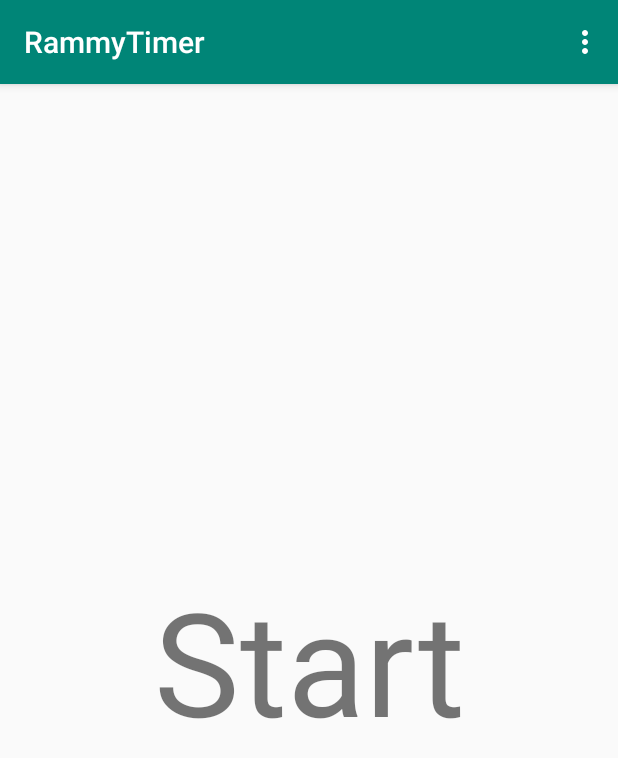
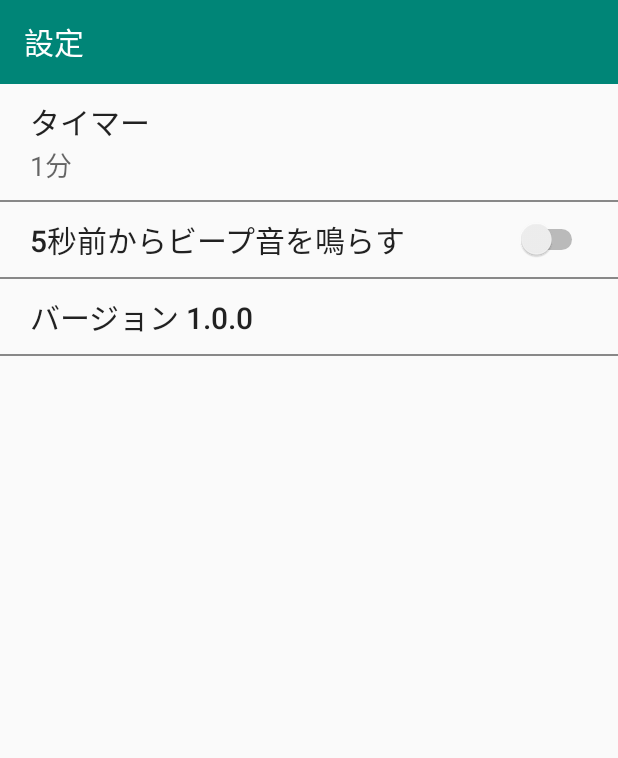
Before and after one commit to keigo-amai/RummiTimer, an Android app: the screen it shows after launch (MainActivity before the commit, SettingActivity after it), in the options menu, after a tap on "Settings", on a phone screen of 412 x 824 dp. Shown: the top 758 px of the screen. Run offline under Robolectric (Android 15) with nearby library versions, the phone set to English and light mode, and no system bars.

Commit message:
設定画面を作った

```diff
--- a/app/src/main/AndroidManifest.xml
+++ b/app/src/main/AndroidManifest.xml
@@ -19,6 +19,11 @@
                 <category android:name="android.intent.category.LAUNCHER" />
             </intent-filter>
         </activity>
+        <activity
+            android:name=".SettingActivity"
+            android:label="@string/action_settings"
+            android:theme="@style/AppTheme.NoActionBar">
+        </activity>
     </application>
 
 </manifest>
--- a/app/src/main/java/com/amadroid/rammytimer/MainActivity.kt
+++ b/app/src/main/java/com/amadroid/rammytimer/MainActivity.kt
@@ -1,10 +1,12 @@
 package com.amadroid.rammytimer
 
+import android.content.Intent
 import android.os.Bundle
 import android.support.design.widget.Snackbar
 import android.support.v7.app.AppCompatActivity;
 import android.view.Menu
 import android.view.MenuItem
+import com.amadroid.rammytimer.fragment.SettingFragment
 
 import kotlinx.android.synthetic.main.activity_main.*
 
@@ -14,11 +16,6 @@ class MainActivity : AppCompatActivity() {
         super.onCreate(savedInstanceState)
         setContentView(R.layout.activity_main)
         setSupportActionBar(toolbar)
-
-        fab.setOnClickListener { view ->
-            Snackbar.make(view, "Replace with your own action", Snackbar.LENGTH_LONG)
-                    .setAction("Action", null).show()
-        }
     }
 
     override fun onCreateOptionsMenu(menu: Menu): Boolean {
@@ -28,11 +25,11 @@ class MainActivity : AppCompatActivity() {
     }
 
     override fun onOptionsItemSelected(item: MenuItem): Boolean {
-        // Handle action bar item clicks here. The action bar will
-        // automatically handle clicks on the Home/Up button, so long
-        // as you specify a parent activity in AndroidManifest.xml.
         return when (item.itemId) {
-            R.id.action_settings -> true
+            R.id.action_settings ->  {
+                startActivity(Intent(this, SettingActivity::class.java))
+                true
+            }
             else -> super.onOptionsItemSelected(item)
         }
     }
--- /dev/null
+++ b/app/src/main/java/com/amadroid/rammytimer/SettingActivity.kt
@@ -0,0 +1,14 @@
+package com.amadroid.rammytimer
+
+import android.os.Bundle
+import android.support.v7.app.AppCompatActivity
+
+class SettingActivity: AppCompatActivity() {
+
+    override fun onCreate(savedInstanceState: Bundle?) {
+        super.onCreate(savedInstanceState)
+
+        setContentView(R.layout.activity_setting)
+    }
+
+}
--- /dev/null
+++ b/app/src/main/java/com/amadroid/rammytimer/fragment/SettingFragment.kt
@@ -0,0 +1,17 @@
+package com.amadroid.rammytimer.fragment
+
+import android.os.Bundle
+import android.support.v4.app.Fragment
+import android.view.LayoutInflater
+import android.view.View
+import android.view.ViewGroup
+import com.amadroid.rammytimer.R
+
+class SettingFragment : Fragment() {
+
+
+    override fun onCreateView(inflater: LayoutInflater, container: ViewGroup?, savedInstanceState: Bundle?): View? {
+        val view = inflater.inflate(R.layout.fragment_setting, null, false)
+        return view
+    }
+}
--- /dev/null
+++ b/app/src/main/res/layout/activity_setting.xml
@@ -0,0 +1,23 @@
+<?xml version="1.0" encoding="utf-8"?>
+<LinearLayout xmlns:android="http://schemas.android.com/apk/res/android"
+    android:layout_width="match_parent"
+    android:layout_height="match_parent"
+    xmlns:app="http://schemas.android.com/apk/res-auto"
+    android:orientation="vertical">
+
+    <android.support.v7.widget.Toolbar
+        android:id="@+id/toolbar"
+        android:layout_width="match_parent"
+        android:layout_height="?attr/actionBarSize"
+        android:background="?attr/colorPrimary"
+        app:title="設定"
+        app:titleTextColor="@android:color/white"
+        app:popupTheme="@style/AppTheme.PopupOverlay" />
+
+    <fragment
+        android:id="@+id/setting_fragment"
+        android:layout_width="match_parent"
+        android:layout_height="match_parent"
+        android:name="com.amadroid.rammytimer.fragment.SettingFragment"/>
+
+</LinearLayout>
--- a/app/src/main/res/layout/content_main.xml
+++ b/app/src/main/res/layout/content_main.xml
@@ -12,7 +12,7 @@
         android:layout_width="wrap_content"
         android:layout_height="wrap_content"
         android:text="Start"
-        android:textSize="96sp"
+        android:textSize="120sp"
         app:layout_constraintBottom_toBottomOf="parent"
         app:layout_constraintLeft_toLeftOf="parent"
         app:layout_constraintRight_toRightOf="parent"
--- /dev/null
+++ b/app/src/main/res/layout/fragment_setting.xml
@@ -0,0 +1,91 @@
+<?xml version="1.0" encoding="utf-8"?>
+<LinearLayout xmlns:android="http://schemas.android.com/apk/res/android"
+    android:layout_width="match_parent"
+    android:layout_height="match_parent"
+    xmlns:tools="http://schemas.android.com/tools"
+    android:orientation="vertical"
+    tools:context=".SettingActivity"
+    tools:showIn="@layout/activity_setting">
+
+    <LinearLayout
+        android:id="@+id/period_container"
+        android:layout_width="match_parent"
+        android:layout_height="wrap_content"
+        android:paddingTop="10dp"
+        android:paddingBottom="10dp"
+        android:paddingLeft="20dp"
+        android:paddingRight="20dp"
+        android:orientation="vertical">
+
+        <TextView
+            android:layout_width="wrap_content"
+            android:layout_height="wrap_content"
+            style="@style/Title"
+            android:text="タイマー" />
+
+        <TextView
+            android:id="@+id/set_period"
+            android:layout_width="wrap_content"
+            android:layout_height="wrap_content"
+            style="@style/Body"
+            android:text="1分" />
+
+    </LinearLayout>
+
+    <View
+        android:layout_width="match_parent"
+        android:layout_height="1dp"
+        android:background="@color/divider_gray"/>
+
+    <FrameLayout
+        android:id="@+id/beep_container"
+        android:layout_width="match_parent"
+        android:layout_height="wrap_content"
+        android:paddingTop="10dp"
+        android:paddingBottom="10dp"
+        android:paddingLeft="20dp"
+        android:paddingRight="20dp">
+
+        <TextView
+            android:layout_width="wrap_content"
+            android:layout_height="wrap_content"
+            android:layout_gravity="left|center_vertical"
+            style="@style/Title"
+            android:text="5秒前からビープ音を鳴らす" />
+
+        <Switch
+            android:id="@+id/beep_switch"
+            android:layout_width="wrap_content"
+            android:layout_height="wrap_content"
+            android:layout_gravity="right|center_vertical" />
+
+    </FrameLayout>
+
+    <View
+        android:layout_width="match_parent"
+        android:layout_height="1dp"
+        android:background="@color/divider_gray"/>
+
+    <LinearLayout
+        android:id="@+id/version_container"
+        android:layout_width="match_parent"
+        android:layout_height="wrap_content"
+        android:paddingTop="10dp"
+        android:paddingBottom="10dp"
+        android:paddingLeft="20dp"
+        android:paddingRight="20dp">
+
+        <TextView
+            android:layout_width="wrap_content"
+            android:layout_height="wrap_content"
+            style="@style/Title"
+            android:text="バージョン 1.0.0" />
+
+    </LinearLayout>
+
+    <View
+        android:layout_width="match_parent"
+        android:layout_height="1dp"
+        android:background="@color/divider_gray"/>
+
+</LinearLayout>
--- a/app/src/main/res/values/colors.xml
+++ b/app/src/main/res/values/colors.xml
@@ -3,4 +3,5 @@
     <color name="colorPrimary">#008577</color>
     <color name="colorPrimaryDark">#00574B</color>
     <color name="colorAccent">#D81B60</color>
+    <color name="divider_gray">#888</color>
 </resources>
--- a/app/src/main/res/values/styles.xml
+++ b/app/src/main/res/values/styles.xml
@@ -17,4 +17,8 @@
 
     <style name="AppTheme.PopupOverlay" parent="ThemeOverlay.AppCompat.Light" />
 
+    <style name="Title" parent="TextAppearance.AppCompat.Title" />
+
+    <style name="Body" parent="TextAppearance.AppCompat.Medium" />
+
 </resources>
```
